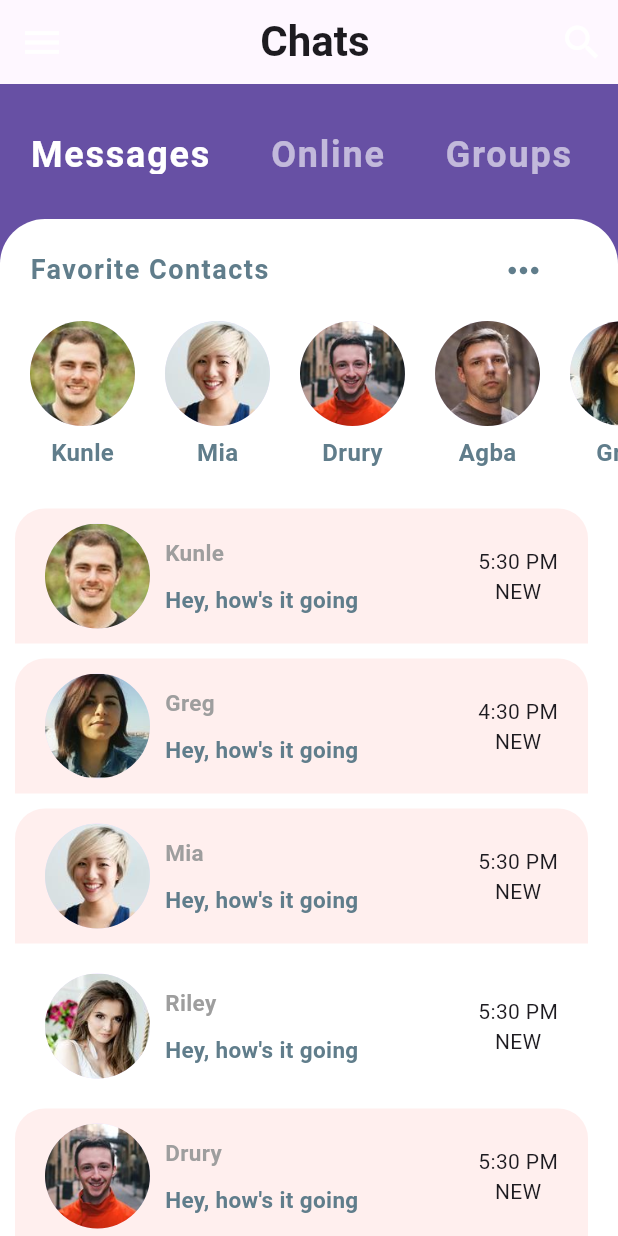
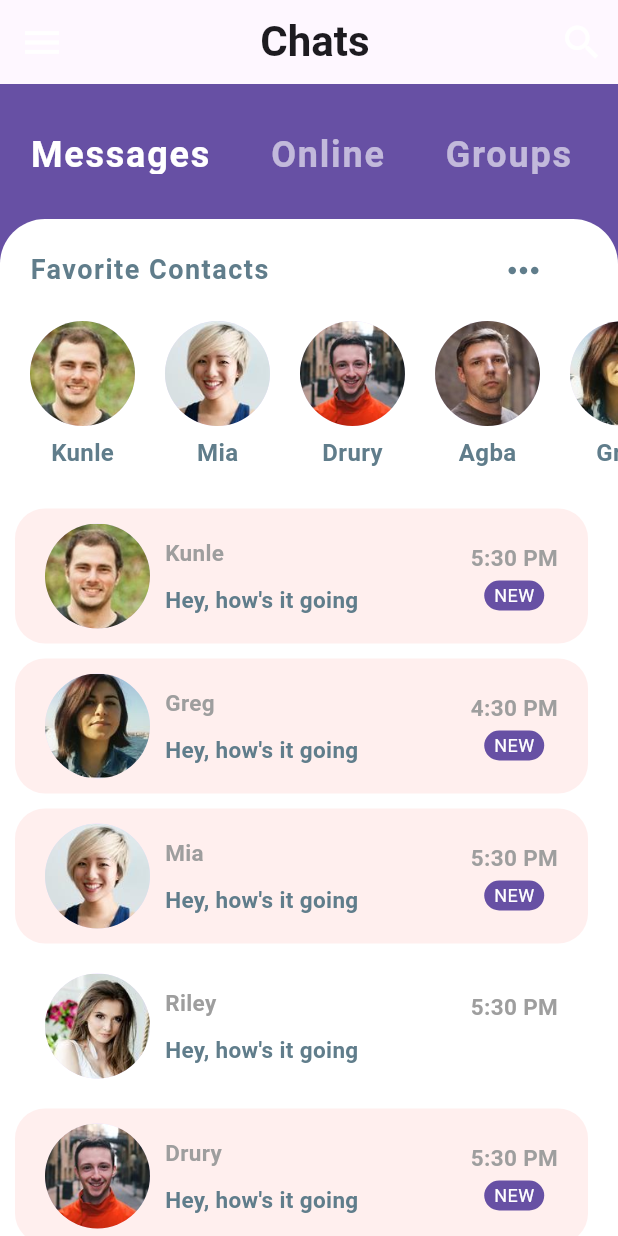
Before and after one commit to AdekunleAriyo/messaging_app_ui, a Flutter app: the screen it shows after launch, on a phone screen of 412 x 824 dp. Run offline on Flutter 3.47's test engine with Material 3 defaults, Android fonts, the phone set to English and light mode, and no system bars.

Commit message:
last commit

```diff
--- a/lib/widgets/recent_chats.dart
+++ b/lib/widgets/recent_chats.dart
@@ -1,4 +1,5 @@
 import 'package:flutter/material.dart';
+import 'package:messaging_app_ui/screens/chat_screen.dart';
 
 import '../models/message_model.dart';
 
@@ -23,14 +24,24 @@ class RecentChats extends StatelessWidget {
           child: ListView.builder(
             itemBuilder: (context, index) {
               final Message chat = chats[index];
-              return Container(
-                margin: EdgeInsets.only(top: 5, bottom: 5, right: 20, left: 10),
+              return GestureDetector(
+                onTap: () => Navigator.push(
+                    context,
+                    MaterialPageRoute(
+                        builder: (_) => ChatScreen(
+                              user: chat.sender,
+                            ))),
+                child: Container(
+                  margin:
+                      EdgeInsets.only(top: 5, bottom: 5, right: 20, left: 10),
                   padding: EdgeInsets.symmetric(horizontal: 20, vertical: 10),
                   decoration: BoxDecoration(
                       color: chat.unread ? Color(0xFFFFEFEE) : Colors.white,
                       borderRadius: BorderRadius.only(
                         topRight: Radius.circular(20),
                         topLeft: Radius.circular(20),
+                        bottomLeft: Radius.circular(20),
+                        bottomRight: Radius.circular(20),
                       )),
                   child: Row(
                     mainAxisAlignment: MainAxisAlignment.spaceBetween,
@@ -70,11 +81,36 @@ class RecentChats extends StatelessWidget {
                       ),
                       Column(
                         children: [
-                        Text(chat.time),
-                        Text('NEW'),
+                          Text(
+                            chat.time,
+                            style: TextStyle(
+                                color: Colors.grey,
+                                fontSize: 15,
+                                fontWeight: FontWeight.bold),
+                          ),
+                          SizedBox(height: 5),
+                          chat.unread
+                              ? Container(
+                                  width: 40,
+                                  height: 20,
+                                  decoration: BoxDecoration(
+                                    borderRadius: BorderRadius.circular(30),
+                                    color: Theme.of(context).primaryColor,
+                                  ),
+                                  alignment: Alignment.center,
+                                  child: Text(
+                                    'NEW',
+                                    style: TextStyle(
+                                      color: Colors.white,
+                                      fontSize: 12,
+                                    ),
+                                  ),
+                                )
+                              : Text(''),
                         ],
                       )
                     ],
+                  ),
                 ),
               );
             },
```
Lines whose indentation alone changed are shown as unchanged.
